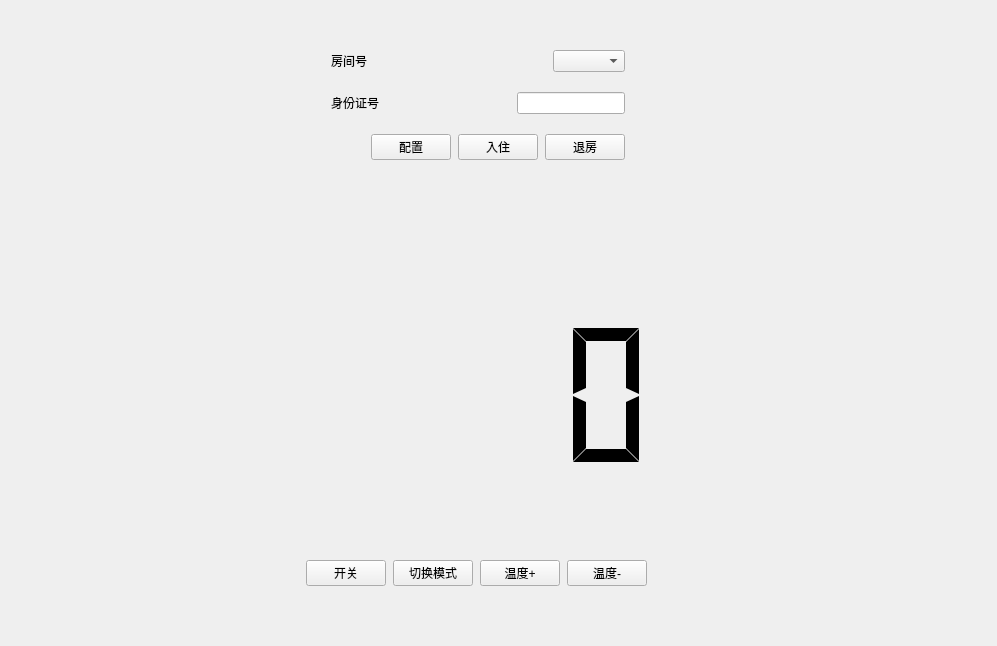
This is src/server/management.ui in Connor1996/Distributed-Air-Conditioning-System as Qt 5 draws it before an edit. The edited form follows.
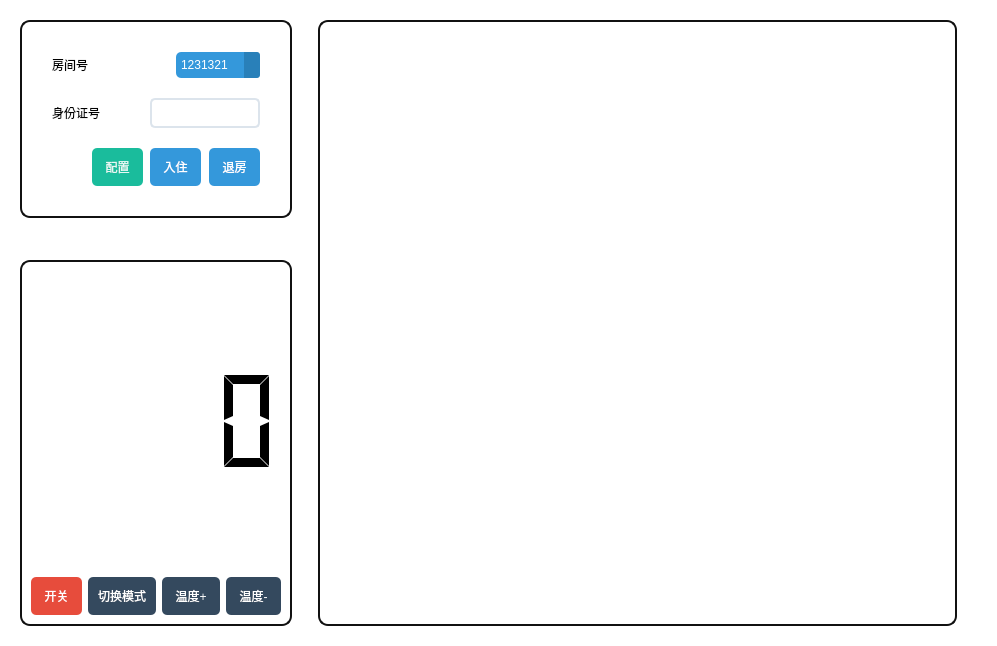
This is the edited form. Icons and pictures are not drawn.

The edit to the form file:
```diff
--- a/src/server/management.ui
+++ b/src/server/management.ui
@@ -13,6 +13,9 @@
   <property name="windowTitle">
    <string>Form</string>
   </property>
+  <property name="styleSheet">
+   <string notr="true">background-color: rgb(255, 255, 255);</string>
+  </property>
   <layout class="QHBoxLayout" name="horizontalLayout">
    <property name="leftMargin">
     <number>20</number>
@@ -45,6 +48,22 @@
           <enum>QLayout::SetMinAndMaxSize</enum>
          </property>
          <item>
+          <widget class="QFrame" name="frame">
+           <property name="minimumSize">
+            <size>
+             <width>462</width>
+             <height>0</height>
+            </size>
+           </property>
+           <property name="styleSheet">
+            <string notr="true">#frame
+{
+	border:2px solid #111;
+	border-radius:10px;
+}
+
+QFrame{background-color: rgb(255, 255, 255);}</string>
+           </property>
           <layout class="QVBoxLayout" name="verticalLayout">
            <property name="spacing">
             <number>20</number>
@@ -106,6 +125,45 @@
                  <verstretch>0</verstretch>
                 </sizepolicy>
                </property>
+                <property name="styleSheet">
+                 <string notr="true">QComboBox{border-style:none;padding:5px;border-radius:5px; color:#FFFFFF;background:#3498DB;
+selection-background-color: #3498DB;
+selection-border-radius: 5px;
+}
+
+QComboBox:hover, QPushButton:hover
+{
+    color:#E5FEFF;background:#5DACE4
+}
+
+QComboBox::drop-down {
+color:#E5FEFF;background:#2980B9;
+    border-left-width: 0px;
+     border-left-style: solid; /* just a single line */
+     border-top-right-radius: 3px; /* same radius as the QComboBox */
+     border-bottom-right-radius: 3px;
+     padding-left: 10px;
+}
+
+QComboBox::down-arrow {
+    image: url(:/misc/down_arrow_2);
+}</string>
+                </property>
+                <item>
+                 <property name="text">
+                  <string>1231321</string>
+                 </property>
+                </item>
+                <item>
+                 <property name="text">
+                  <string>1312312</string>
+                 </property>
+                </item>
+                <item>
+                 <property name="text">
+                  <string>31231312</string>
+                 </property>
+                </item>
               </widget>
              </item>
             </layout>
@@ -155,6 +213,10 @@
                  <verstretch>0</verstretch>
                 </sizepolicy>
                </property>
+                <property name="styleSheet">
+                 <string notr="true">QLineEdit{border-style:none;padding:5px;border-radius:5px;border:2px solid #DCE4EC;}
+QLineEdit:focus{border:2px solid #3498DB;}</string>
+                </property>
               </widget>
              </item>
             </layout>
@@ -185,8 +247,12 @@
              </item>
              <item>
               <widget class="QPushButton" name="configureButton">
+                <property name="styleSheet">
+                 <string notr="true">QPushButton{border-style:none;padding:10px;border-radius:5px;color:#E6F8F5;background:#1ABC9C;}
+QPushButton:hover{color:#FFFFFF;background:#2EE1C1;}QPushButton:pressed{color:#A7EEE6;background:#16A086;}</string>
+                </property>
                <property name="text">
-                <string>配置</string>
+                 <string> 配置 </string>
                </property>
               </widget>
              </item>
@@ -214,8 +280,12 @@
                  <verstretch>0</verstretch>
                 </sizepolicy>
                </property>
+                <property name="styleSheet">
+                 <string notr="true">QPushButton{border-style:none;padding:10px;border-radius:5px;color:#FFFFFF;background:#3498DB;}
+QPushButton:hover{color:#E5FEFF;background:#5DACE4;}QPushButton:pressed{color:#A0DAFB;background:#2483C7;}</string>
+                </property>
                <property name="text">
-                <string>入住</string>
+                 <string> 入住 </string>
                </property>
               </widget>
              </item>
@@ -243,8 +313,12 @@
                  <verstretch>0</verstretch>
                 </sizepolicy>
                </property>
+                <property name="styleSheet">
+                 <string notr="true">QPushButton{border-style:none;padding:10px;border-radius:5px;color:#FFFFFF;background:#3498DB;}
+QPushButton:hover{color:#E5FEFF;background:#5DACE4;}QPushButton:pressed{color:#A0DAFB;background:#2483C7;}</string>
+                </property>
                <property name="text">
-                <string>退房</string>
+                 <string> 退房 </string>
                </property>
               </widget>
              </item>
@@ -267,6 +341,7 @@
             </layout>
            </item>
           </layout>
+          </widget>
          </item>
         </layout>
        </item>
@@ -287,6 +362,18 @@
         </spacer>
        </item>
        <item>
+        <widget class="QFrame" name="stateFrame">
+         <property name="styleSheet">
+          <string notr="true">
+
+#stateFrame
+{
+background-color: rgb(255, 255, 255);
+	border:2px solid #111;
+	border-radius:10px;
+}
+</string>
+         </property>
         <layout class="QVBoxLayout" name="verticalLayout_3">
          <property name="sizeConstraint">
           <enum>QLayout::SetMinAndMaxSize</enum>
@@ -303,6 +390,9 @@
                <property name="enabled">
                 <bool>true</bool>
                </property>
+                <property name="styleSheet">
+                 <string notr="true">background-color: rgb(255, 255, 255);</string>
+                </property>
                <property name="text">
                 <string/>
                </property>
@@ -350,8 +440,12 @@
                <verstretch>0</verstretch>
               </sizepolicy>
              </property>
+              <property name="styleSheet">
+               <string notr="true">QPushButton{border-style:none;padding:10px;border-radius:5px;color:#FFFFFF;background:#E74C3C;}
+QPushButton:hover{color:#FFF5E7;background:#EC7064;}QPushButton:pressed{color:#F5A996;background:#DC2D1A;}</string>
+              </property>
              <property name="text">
-              <string>开关</string>
+               <string> 开关 </string>
              </property>
             </widget>
            </item>
@@ -363,6 +457,10 @@
                <verstretch>0</verstretch>
               </sizepolicy>
              </property>
+              <property name="styleSheet">
+               <string notr="true">QPushButton{border-style:none;padding:10px;border-radius:5px;color:#FFFFFF;background:#34495E;}
+QPushButton:hover{color:#F0F0F0;background:#4E6D8C;}QPushButton:pressed{color:#B8C6D1;background:#2D3E50;}</string>
+              </property>
              <property name="text">
               <string>切换模式</string>
              </property>
@@ -376,8 +474,12 @@
                <verstretch>0</verstretch>
               </sizepolicy>
              </property>
+              <property name="styleSheet">
+               <string notr="true">QPushButton{border-style:none;padding:10px;border-radius:5px;color:#FFFFFF;background:#34495E;}
+QPushButton:hover{color:#F0F0F0;background:#4E6D8C;}QPushButton:pressed{color:#B8C6D1;background:#2D3E50;}</string>
+              </property>
              <property name="text">
-              <string>温度+</string>
+               <string> 温度+ </string>
              </property>
             </widget>
            </item>
@@ -389,30 +491,19 @@
                <verstretch>0</verstretch>
               </sizepolicy>
              </property>
+              <property name="styleSheet">
+               <string notr="true">QPushButton{border-style:none;padding:10px;border-radius:5px;color:#FFFFFF;background:#34495E;}
+QPushButton:hover{color:#F0F0F0;background:#4E6D8C;}QPushButton:pressed{color:#B8C6D1;background:#2D3E50;}</string>
+              </property>
              <property name="text">
-              <string>温度-</string>
+               <string> 温度- </string>
              </property>
             </widget>
            </item>
           </layout>
          </item>
         </layout>
-       </item>
-       <item>
-        <spacer name="verticalSpacer_3">
-         <property name="orientation">
-          <enum>Qt::Vertical</enum>
-         </property>
-         <property name="sizeType">
-          <enum>QSizePolicy::Maximum</enum>
-         </property>
-         <property name="sizeHint" stdset="0">
-          <size>
-           <width>20</width>
-           <height>40</height>
-          </size>
-         </property>
-        </spacer>
+        </widget>
        </item>
       </layout>
      </item>
@@ -435,7 +526,23 @@
     </spacer>
    </item>
    <item>
+    <widget class="QFrame" name="gridFrame">
+     <property name="styleSheet">
+      <string notr="true">#gridFrame{
+
+background-color: rgb(255, 255, 255);
+	border:2px solid #111;
+	border-radius:10px;
+
+}
+</string>
+     </property>
+     <layout class="QVBoxLayout" name="verticalLayout_5">
+      <item>
     <layout class="QGridLayout" name="gridLayout"/>
+      </item>
+     </layout>
+    </widget>
    </item>
    <item>
     <spacer name="horizontalSpacer_6">
```
Lines whose indentation alone changed are shown as unchanged.
